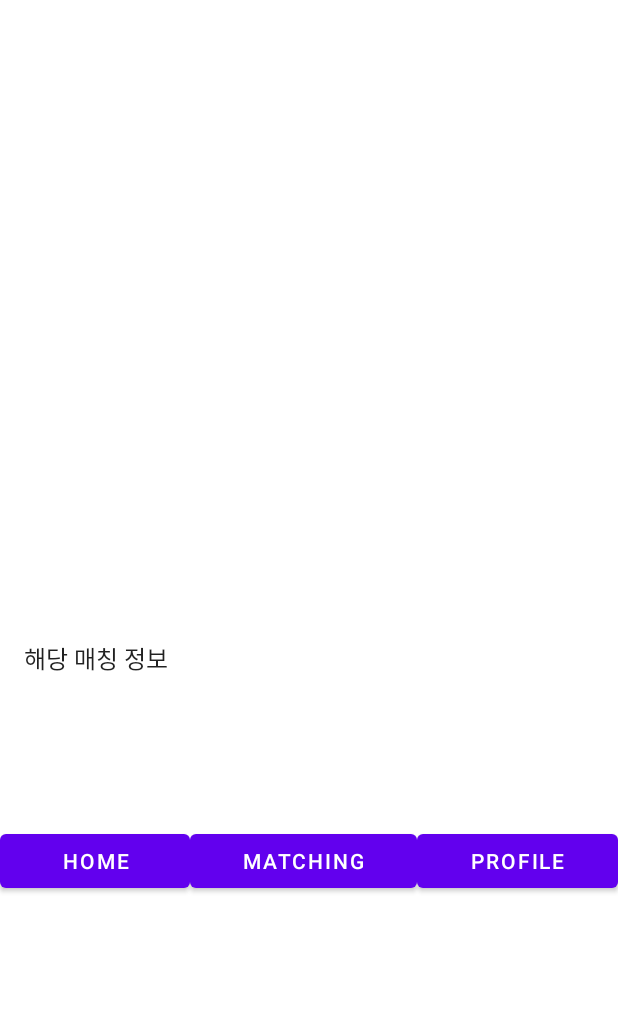
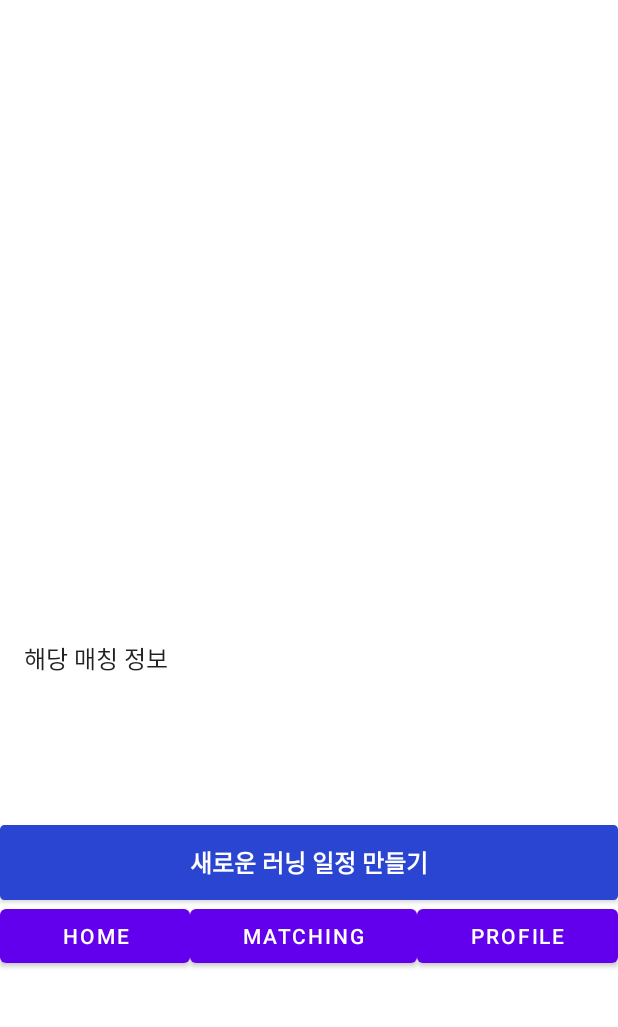
Before and after one commit to CSID-DGU/2022-01-OSSP1-Returns-2, an Android app: the screen it shows after launch (activity_home), after a tap on "로그인", on a phone screen of 412 x 824 dp, the part 125-1152 px from its top. Run offline under Robolectric (Android 15) with nearby library versions, the phone set to English and light mode, and no system bars.

Commit message:
경로 변경에 의한 오류 수정

```diff
--- a/running_app/app/src/main/java/com/example/running_app/MainActivity.java
+++ b/running_app/app/src/main/java/com/example/running_app/MainActivity.java
@@ -20,7 +20,7 @@ public class MainActivity extends AppCompatActivity {
                 startActivity(intent);
                 finish();
             }
-        }, 3000);
+        }, 1500);
     }
     protected void onPause(){
         super.onPause();
--- a/running_app/app/src/main/java/com/example/running_app/activity_home.java
+++ b/running_app/app/src/main/java/com/example/running_app/activity_home.java
@@ -30,7 +30,7 @@ public class activity_home extends AppCompatActivity implements OnMapReadyCallba
 
     static final String[] MachingProfileList = {"해당 매칭 정보"};
     private GoogleMap googleMap;
-    Button homeButton, matchingButton, profileButton;
+    Button newRunningButton, homeButton, matchingButton, profileButton;
     @Override
     protected void onCreate(Bundle savedInstanceState) {
         super.onCreate(savedInstanceState);
@@ -51,6 +51,17 @@ public class activity_home extends AppCompatActivity implements OnMapReadyCallba
                 String strText = (String) parent.getItemAtPosition(position);
             }
         });
+
+        //아직 새로운 매칭 버튼 누르면 페이지 열리는 거 구현 못함.
+        newRunningButton = findViewById(R.id.newRunningButton);
+        newRunningButton.setOnClickListener(new View.OnClickListener() {
+            @Override
+            public void onClick(View view) {
+                Intent intent = new Intent(getApplicationContext(), activity_home.class);
+                startActivity(intent);
+            }
+        });
+
         homeButton = findViewById(R.id.homeButton);
         homeButton.setOnClickListener(new View.OnClickListener() {
             @Override
--- a/running_app/app/src/main/java/com/example/running_app/activity_profile.java
+++ b/running_app/app/src/main/java/com/example/running_app/activity_profile.java
@@ -37,16 +37,16 @@ public class activity_profile extends AppCompatActivity{
         homeButton.setOnClickListener(new View.OnClickListener() {
             @Override
             public void onClick(View view) {
-                Intent intent = new Intent(getApplicationContext(),MainActivity.class);
+                Intent intent = new Intent(getApplicationContext(),activity_home.class);
                 startActivity(intent);
             }
         });
-        // 아직 매칭 페이지는 구현 안해서 경로 MainActivity로 잡아놓음.
+        // 아직 매칭 페이지는 구현 안해서 경로 activity_home으로 잡아놓음.
         matchingButton = findViewById(R.id.matchingButton);
         matchingButton.setOnClickListener(new View.OnClickListener() {
             @Override
             public void onClick(View view) {
-                Intent intent = new Intent(getApplicationContext(),MainActivity.class);
+                Intent intent = new Intent(getApplicationContext(),activity_home.class);
                 startActivity(intent);
             }
         });
--- a/running_app/app/src/main/res/layout/activity_home.xml
+++ b/running_app/app/src/main/res/layout/activity_home.xml
@@ -52,6 +52,17 @@
 
     </LinearLayout>
 
+    <androidx.appcompat.widget.AppCompatButton
+        android:id="@+id/newRunningButton"
+        android:layout_width="match_parent"
+        android:layout_height="50dp"
+        android:layout_gravity="center"
+        android:background="@drawable/box_login"
+        android:text="새로운 러닝 일정 만들기"
+        android:textColor="@color/white"
+        android:textSize="16sp"
+        android:textStyle="bold" />
+
 
     <!--  하단 바 구성 요소  -->
     <LinearLayout
--- a/running_app/app/src/main/res/layout/activity_login.xml
+++ b/running_app/app/src/main/res/layout/activity_login.xml
@@ -99,7 +99,7 @@
 
         <Button
             android:id="@+id/btn_signup"
-            android:layout_width="90dp"
+            android:layout_width="280dp"
             android:layout_height="wrap_content"
             android:layout_gravity="center"
             android:layout_marginTop="10dp"
```
